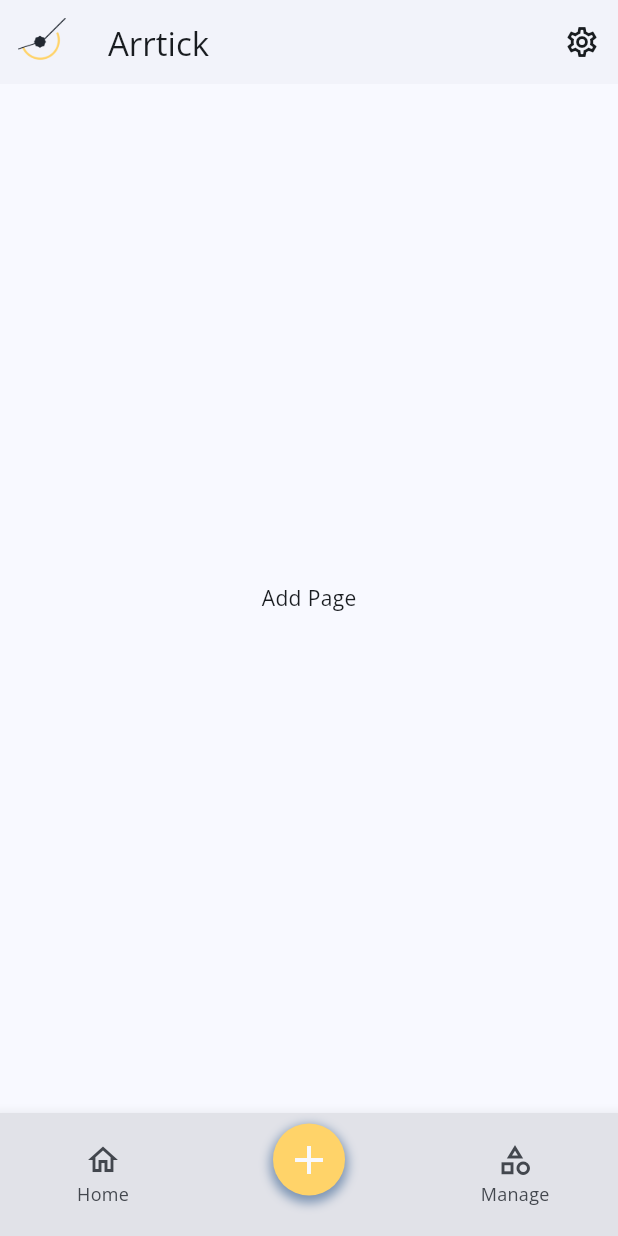
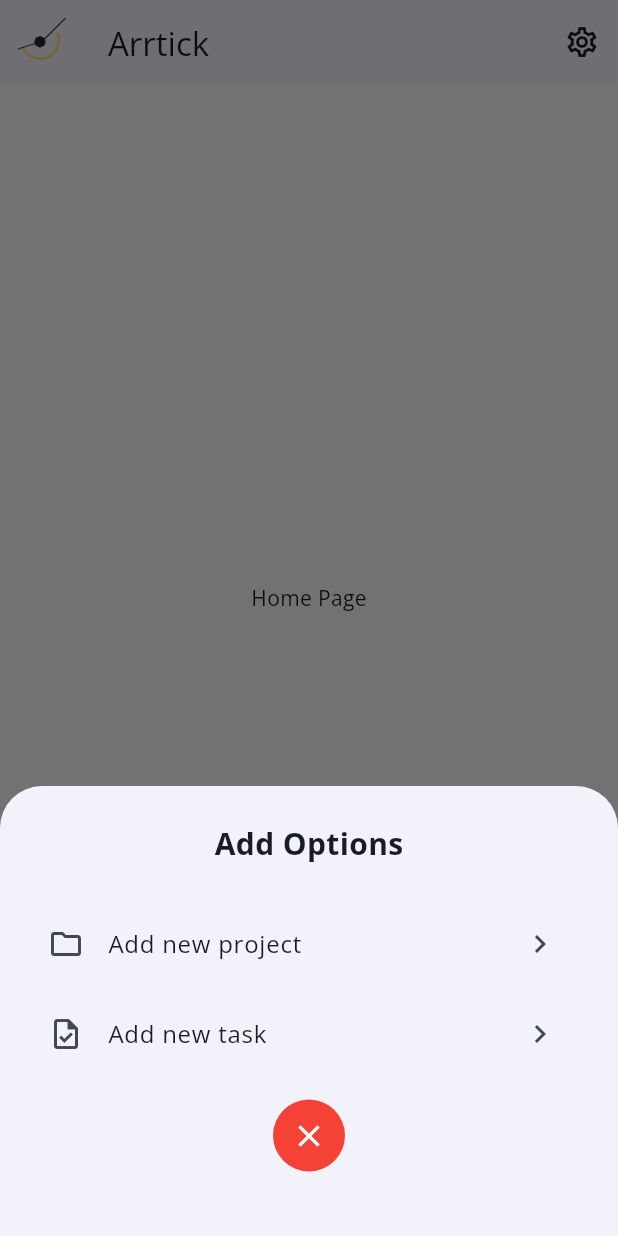
Before and after one commit to faruqonaayo/arrtick_app, a Flutter app: the screen it shows after launch, item 2 of the bottom bar chosen, on a phone screen of 412 x 824 dp. Run offline on Flutter 3.47's test engine with Material 3 defaults, Android fonts, the phone set to English and light mode, and no system bars; our stand-ins replace go_router, google_fonts.

Commit message:
Implement AddOptions widget and integrate with bottom navigation for adding new projects and tasks

```diff
--- a/lib/screens/app_layout.dart
+++ b/lib/screens/app_layout.dart
@@ -1,5 +1,6 @@
 import 'package:flutter/material.dart';
 
+import 'package:arrtick_app/widgets/add_options.dart';
 import 'package:arrtick_app/theme.dart';
 
 class AppLayout extends StatefulWidget {
@@ -47,6 +48,14 @@ class _AppLayoutState extends State<AppLayout> {
         currentIndex: _selectedIndex,
         onTap: (value) {
           setState(() {
+            if (value == 1) {
+              // Handle add button tap separately if needed
+              showModalBottomSheet(
+                context: context,
+                builder: (ctx) => AddOptions(),
+              );
+              return;
+            }
             _selectedIndex = value;
           });
         },
--- /dev/null
+++ b/lib/widgets/add_options.dart
@@ -0,0 +1,54 @@
+import 'package:flutter/material.dart';
+
+class AddOptions extends StatelessWidget {
+  const AddOptions({super.key});
+
+  @override
+  Widget build(BuildContext context) {
+    return Container(
+      padding: const EdgeInsets.symmetric(horizontal: 16.0, vertical: 24.0),
+      height: 300,
+      child: Center(
+        child: Column(
+          spacing: 4,
+          children: [
+            Text(
+              'Add Options',
+              style: TextStyle(fontSize: 20, fontWeight: FontWeight.bold),
+            ),
+            const SizedBox(height: 16),
+            ListTile(
+              leading: Icon(Icons.folder_outlined),
+              title: Text('Add new project'),
+              trailing: Icon(Icons.chevron_right),
+              onTap: () {
+                // Handle add new project action
+              },
+            ),
+            ListTile(
+              leading: Icon(Icons.task_outlined),
+              title: Text('Add new task'),
+              trailing: Icon(Icons.chevron_right),
+              onTap: () {
+                // Handle add new task action
+              },
+            ),
+            SizedBox(height: 8),
+            Container(
+              decoration: BoxDecoration(
+                color: Colors.red,
+                shape: BoxShape.circle,
+              ),
+              child: IconButton(
+                icon: Icon(Icons.close, color: Colors.white),
+                onPressed: () {
+                  Navigator.of(context).pop();
+                },
+              ),
+            ),
+          ],
+        ),
+      ),
+    );
+  }
+}
```
